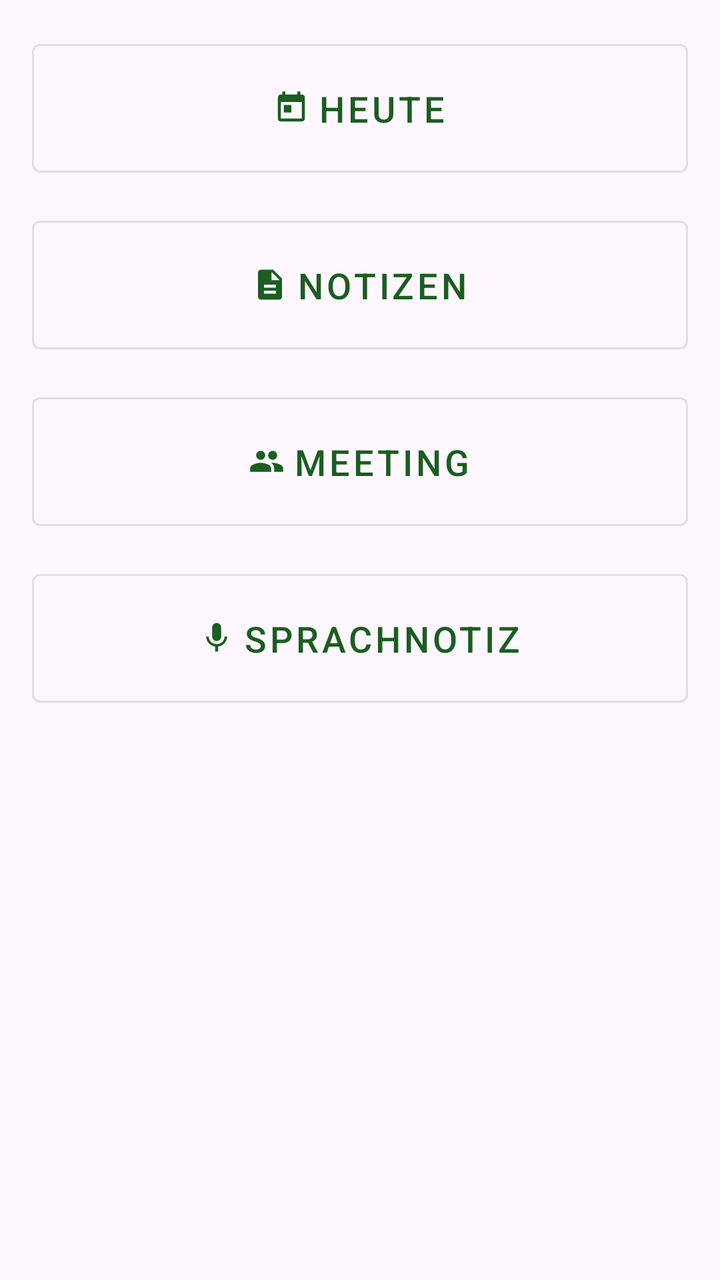
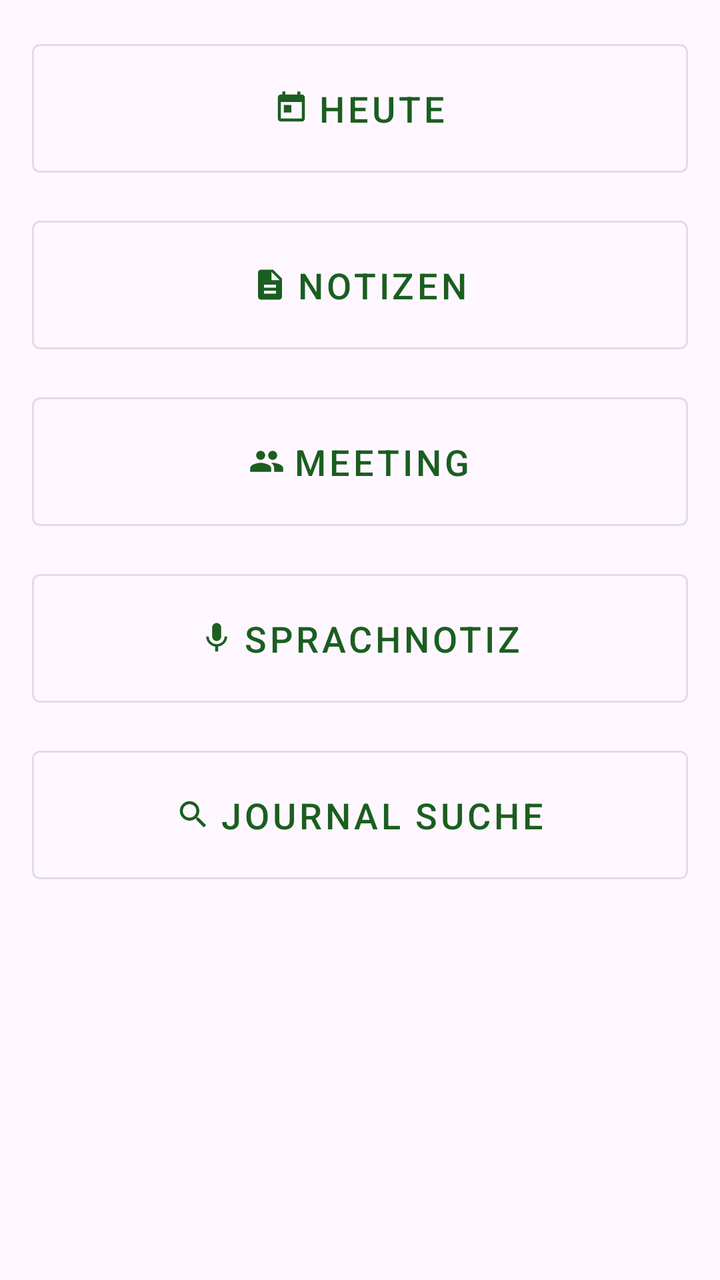

Two renders of the same Android screen: before a commit and after it. Below are the layout's source before the change and the commit's diff.
<!-- AndroidManifest.xml: application theme Theme.Groundwork -->
<!-- res/layout/fragment_more.xml -->
<?xml version="1.0" encoding="utf-8"?>
<LinearLayout xmlns:android="http://schemas.android.com/apk/res/android"
    xmlns:app="http://schemas.android.com/apk/res-auto"
    android:layout_width="match_parent"
    android:layout_height="match_parent"
    android:orientation="vertical"
    android:padding="16dp">

    <com.google.android.material.button.MaterialButton
        android:id="@+id/btn_today"
        android:layout_width="match_parent"
        android:layout_height="wrap_content"
        android:layout_marginBottom="12dp"
        android:padding="20dp"
        android:textSize="18sp"
        android:text="@string/nav_today"
        app:icon="@drawable/ic_nav_today"
        app:iconGravity="textStart"
        style="@style/Widget.MaterialComponents.Button.OutlinedButton" />

    <com.google.android.material.button.MaterialButton
        android:id="@+id/btn_notizen"
        android:layout_width="match_parent"
        android:layout_height="wrap_content"
        android:layout_marginBottom="12dp"
        android:padding="20dp"
        android:textSize="18sp"
        android:text="@string/nav_notiz"
        app:icon="@drawable/ic_nav_notiz"
        app:iconGravity="textStart"
        style="@style/Widget.MaterialComponents.Button.OutlinedButton" />

    <com.google.android.material.button.MaterialButton
        android:id="@+id/btn_meeting"
        android:layout_width="match_parent"
        android:layout_height="wrap_content"
        android:layout_marginBottom="12dp"
        android:padding="20dp"
        android:textSize="18sp"
        android:text="@string/nav_meeting"
        app:icon="@drawable/ic_nav_meeting"
        app:iconGravity="textStart"
        style="@style/Widget.MaterialComponents.Button.OutlinedButton" />

    <com.google.android.material.button.MaterialButton
        android:id="@+id/btn_voice"
        android:layout_width="match_parent"
        android:layout_height="wrap_content"
        android:padding="20dp"
        android:textSize="18sp"
        android:text="@string/nav_voice"
        app:icon="@drawable/ic_nav_voice"
        app:iconGravity="textStart"
        style="@style/Widget.MaterialComponents.Button.OutlinedButton" />

</LinearLayout>
<!-- resources referenced by this layout -->
<resources>
  <!-- drawable ic_nav_meeting (drawable) -->
  <?xml version="1.0" encoding="utf-8"?>
  <vector xmlns:android="http://schemas.android.com/apk/res/android"
      android:width="24dp"
      android:height="24dp"
      android:viewportWidth="24"
      android:viewportHeight="24">
      <path
          android:fillColor="?attr/colorControlNormal"
          android:pathData="M16,11c1.66,0 2.99,-1.34 2.99,-3S17.66,5 16,5c-1.66,0 -3,1.34 -3,3s1.34,3 3,3zM8,11c1.66,0 2.99,-1.34 2.99,-3S9.66,5 8,5C6.34,5 5,6.34 5,8s1.34,3 3,3zM8,13c-2.33,0 -7,1.17 -7,3.5L1,19h14v-2.5C15,14.17 10.33,13 8,13zM16,13c-0.29,0 -0.62,0.02 -0.97,0.05 1.16,0.84 1.97,1.97 1.97,3.45L17,19h6v-2.5C23,14.17 18.33,13 16,13z" />
  </vector>
  <!-- drawable ic_nav_notiz (drawable) -->
  <?xml version="1.0" encoding="utf-8"?>
  <vector xmlns:android="http://schemas.android.com/apk/res/android"
      android:width="24dp"
      android:height="24dp"
      android:viewportWidth="24"
      android:viewportHeight="24">
      <path
          android:fillColor="?attr/colorControlNormal"
          android:pathData="M14,2H6c-1.1,0 -2,0.9 -2,2v16c0,1.1 0.9,2 2,2h12c1.1,0 2,-0.9 2,-2V8l-6,-6zM16,18H8v-2h8v2zM16,14H8v-2h8v2zM13,9V3.5L18.5,9H13z" />
  </vector>
  <!-- drawable ic_nav_today (drawable) -->
  <?xml version="1.0" encoding="utf-8"?>
  <vector xmlns:android="http://schemas.android.com/apk/res/android"
      android:width="24dp"
      android:height="24dp"
      android:viewportWidth="24"
      android:viewportHeight="24">
      <path
          android:fillColor="?attr/colorControlNormal"
          android:pathData="M19,3h-1V1h-2v2H8V1H6v2H5c-1.11,0 -1.99,0.9 -1.99,2L3,19c0,1.1 0.89,2 2,2h14c1.1,0 2,-0.9 2,-2L21,5c0,-1.1 -0.9,-2 -2,-2zM19,19L5,19L5,8h14v11zM7,10h5v5L7,15z" />
  </vector>
  <!-- drawable ic_nav_voice (drawable) -->
  <?xml version="1.0" encoding="utf-8"?>
  <vector xmlns:android="http://schemas.android.com/apk/res/android"
      android:width="24dp"
      android:height="24dp"
      android:viewportWidth="24"
      android:viewportHeight="24">
      <path
          android:fillColor="?attr/colorControlNormal"
          android:pathData="M12,14c1.66,0 3,-1.34 3,-3V5c0,-1.66 -1.34,-3 -3,-3S9,3.34 9,5v6C9,12.66 10.34,14 12,14zM17.3,11c0,3 -2.54,5.1 -5.3,5.1S6.7,14 6.7,11H5c0,3.41 2.72,6.23 6,6.72V21h2v-3.28c3.28,-0.48 6,-3.3 6,-6.72H17.3z" />
  </vector>
  <string name="nav_meeting">Meeting</string>
  <string name="nav_notiz">Notizen</string>
  <string name="nav_today">Heute</string>
  <string name="nav_voice">Sprachnotiz</string>
  <style name="Theme.Groundwork" parent="Theme.Material3.Light.NoActionBar">
          <item name="colorPrimary">@color/colorPrimary</item>
          <item name="colorPrimaryDark">@color/colorPrimaryDark</item>
          <item name="colorAccent">@color/colorAccent</item>
      </style>
  <color name="colorPrimary">#1B5E20</color>
  <color name="colorPrimaryDark">#003300</color>
  <color name="colorAccent">#A5D6A7</color>
</resources>

<!-- the commit's change to res/layout/fragment_more.xml (unified diff, before → after) -->
@@ -46,6 +46,7 @@
         android:id="@+id/btn_voice"
         android:layout_width="match_parent"
         android:layout_height="wrap_content"
+        android:layout_marginBottom="12dp"
         android:padding="20dp"
         android:textSize="18sp"
         android:text="@string/nav_voice"
@@ -53,4 +54,15 @@
         app:iconGravity="textStart"
         style="@style/Widget.MaterialComponents.Button.OutlinedButton" />
 
+    <com.google.android.material.button.MaterialButton
+        android:id="@+id/btn_search"
+        android:layout_width="match_parent"
+        android:layout_height="wrap_content"
+        android:padding="20dp"
+        android:textSize="18sp"
+        android:text="@string/nav_search"
+        app:icon="@drawable/ic_nav_search"
+        app:iconGravity="textStart"
+        style="@style/Widget.MaterialComponents.Button.OutlinedButton" />
+
 </LinearLayout>
<!-- resource entries referenced after the edit -->
@@ -21,6 +21,17 @@
       <path
           android:fillColor="?attr/colorControlNormal"
           android:pathData="M14,2H6c-1.1,0 -2,0.9 -2,2v16c0,1.1 0.9,2 2,2h12c1.1,0 2,-0.9 2,-2V8l-6,-6zM16,18H8v-2h8v2zM16,14H8v-2h8v2zM13,9V3.5L18.5,9H13z" />
+  </vector>
+  <!-- drawable ic_nav_search (drawable) -->
+  <?xml version="1.0" encoding="utf-8"?>
+  <vector xmlns:android="http://schemas.android.com/apk/res/android"
+      android:width="24dp"
+      android:height="24dp"
+      android:viewportWidth="24"
+      android:viewportHeight="24">
+      <path
+          android:fillColor="?attr/colorControlNormal"
+          android:pathData="M15.5,14h-0.79l-0.28,-0.27C15.41,12.59 16,11.11 16,9.5 16,5.91 13.09,3 9.5,3S3,5.91 3,9.5 5.91,16 9.5,16c1.61,0 3.09,-0.59 4.23,-1.57l0.27,0.28v0.79l5,4.99L20.49,19l-4.99,-5zM9.5,14C7.01,14 5,11.99 5,9.5S7.01,5 9.5,5 14,7.01 14,9.5 11.99,14 9.5,14z" />
   </vector>
   <!-- drawable ic_nav_today (drawable) -->
   <?xml version="1.0" encoding="utf-8"?>
@@ -46,6 +57,7 @@
   </vector>
   <string name="nav_meeting">Meeting</string>
   <string name="nav_notiz">Notizen</string>
+  <string name="nav_search">Journal Suche</string>
   <string name="nav_today">Heute</string>
   <string name="nav_voice">Sprachnotiz</string>
   <style name="Theme.Groundwork" parent="Theme.Material3.Light.NoActionBar">
